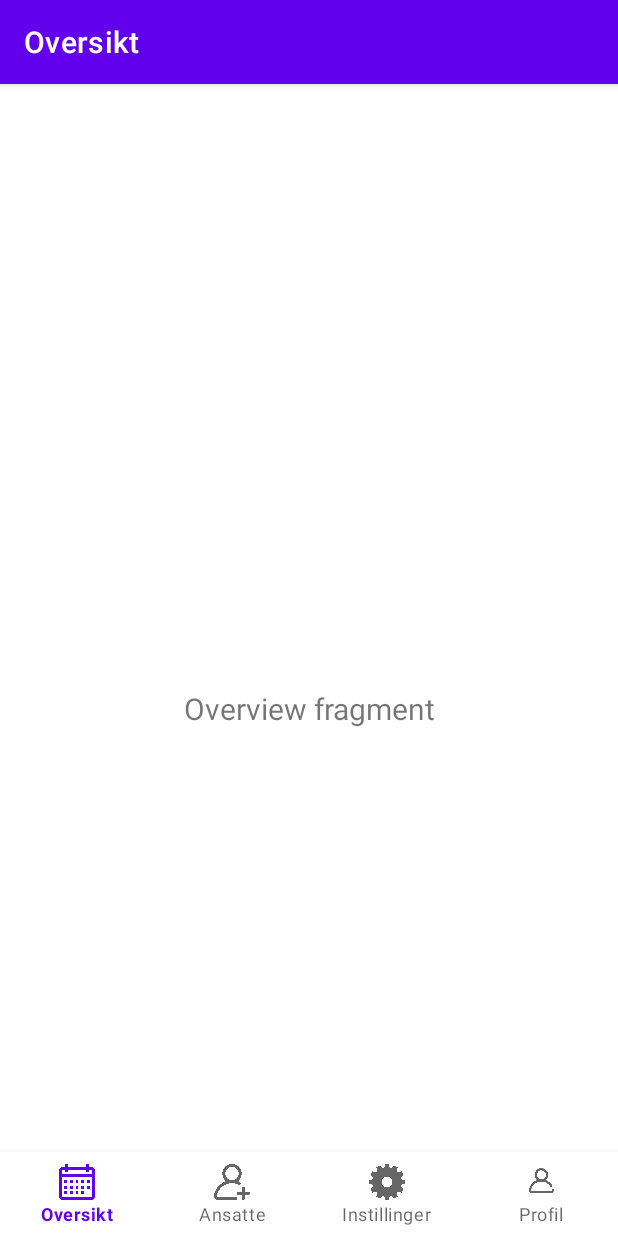
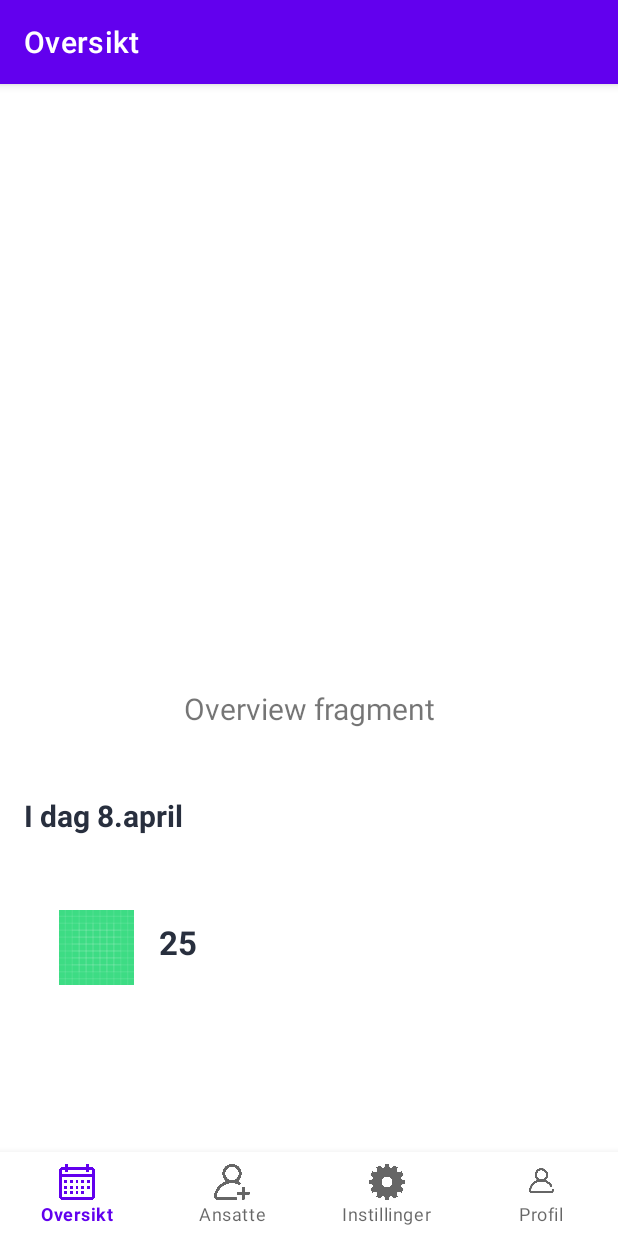
Before and after one commit to lisaantufyeva/IN2000---TEMPS, an Android app: the OverviewFragment screen opened directly, with no data from a screen before it, on a phone screen of 412 x 824 dp. Run offline under Robolectric (Android 15) with nearby library versions, the phone set to English and light mode, and no system bars; our stand-ins replace navigation-ui.

Commit message:
testet å legge til dummy innhold i fragments

```diff
--- a/app/build.gradle
+++ b/app/build.gradle
@@ -30,6 +30,9 @@ android {
     kotlinOptions {
         jvmTarget = '1.8'
     }
+    viewBinding{
+        enabled = true
+    }
 }
 
 dependencies {
--- a/app/src/main/java/com/example/team31/AdminActivity.kt
+++ b/app/src/main/java/com/example/team31/AdminActivity.kt
@@ -10,6 +10,7 @@ import androidx.navigation.ui.setupWithNavController
 
 
 class AdminActivity : AppCompatActivity() {
+
     override fun onCreate(savedInstanceState: Bundle?) {
         super.onCreate(savedInstanceState)
         setContentView(R.layout.activity_admin)
@@ -24,5 +25,6 @@ class AdminActivity : AppCompatActivity() {
         setupActionBarWithNavController(navController, appBarConfiguration)
         navView.setupWithNavController(navController)
 
+
     }
 }
--- a/app/src/main/java/com/example/team31/ui/employees/EmployeesFragment.kt
+++ b/app/src/main/java/com/example/team31/ui/employees/EmployeesFragment.kt
@@ -24,8 +24,8 @@ class EmployeesFragment : Fragment() {
     ): View? {
         employeesViewModel =
             ViewModelProvider(this).get(EmployeesViewModel::class.java)
-        val root = inflater.inflate(R.layout.overview_fragment, container, false)
-        val textView: TextView = root.findViewById(R.id.text_overview)
+        val root = inflater.inflate(R.layout.employees_fragment, container, false)
+        val textView: TextView = root.findViewById(R.id.text_employees)
         employeesViewModel.text.observe(viewLifecycleOwner, Observer {
             textView.text = it
         })
--- a/app/src/main/java/com/example/team31/ui/employees/EmployeesViewModel.kt
+++ b/app/src/main/java/com/example/team31/ui/employees/EmployeesViewModel.kt
@@ -7,7 +7,7 @@ import androidx.lifecycle.ViewModel
 class EmployeesViewModel : ViewModel() {
 
     private val _text = MutableLiveData<String>().apply {
-        value = "This is employees Fragment"
+        value = "employees Fragment"
     }
     val text: LiveData<String> = _text
 }
--- a/app/src/main/java/com/example/team31/ui/overview/OverviewFragment.kt
+++ b/app/src/main/java/com/example/team31/ui/overview/OverviewFragment.kt
@@ -7,6 +7,7 @@ import androidx.fragment.app.Fragment
 import android.view.LayoutInflater
 import android.view.View
 import android.view.ViewGroup
+import android.widget.ImageView
 import android.widget.TextView
 import com.example.team31.R
 
@@ -26,8 +27,18 @@ class OverviewFragment : Fragment() {
             ViewModelProvider(this).get(OverviewViewModel::class.java)
         val root = inflater.inflate(R.layout.overview_fragment, container, false)
         val textView: TextView = root.findViewById(R.id.text_overview)
+        val dateText: TextView = root.findViewById(R.id.date)
+        val degreesText: TextView = root.findViewById(R.id.temp)
+        val icon: ImageView = root.findViewById(R.id.imageView)
+
         overviewViewModel.text.observe(viewLifecycleOwner, Observer {
             textView.text = it
+        })
+        overviewViewModel.date.observe(viewLifecycleOwner, Observer {
+            dateText.text = it
+        })
+        overviewViewModel.degrees.observe(viewLifecycleOwner, Observer {
+            degreesText.text = it
         })
         return root
     }
@@ -37,5 +48,4 @@ class OverviewFragment : Fragment() {
         viewModel = ViewModelProvider(this).get(OverviewViewModel::class.java)
 
     }*/
-
 }
--- a/app/src/main/java/com/example/team31/ui/overview/OverviewViewModel.kt
+++ b/app/src/main/java/com/example/team31/ui/overview/OverviewViewModel.kt
@@ -10,5 +10,14 @@ class OverviewViewModel : ViewModel() {
     private val _text = MutableLiveData<String>().apply {
         value = "Overview fragment"
     }
+    private val _date = MutableLiveData<String>().apply{
+        value = "I dag 8.april"
+    }
+    private val _degrees = MutableLiveData<String>().apply {
+        value = "25"
+    }
+
     val text: LiveData<String> = _text
+    val date: LiveData<String> = _date
+    val degrees: LiveData<String> = _degrees
 }
--- a/app/src/main/java/com/example/team31/ui/profile/ProfileFragment.kt
+++ b/app/src/main/java/com/example/team31/ui/profile/ProfileFragment.kt
@@ -9,6 +9,7 @@ import android.view.View
 import android.view.ViewGroup
 import android.widget.TextView
 import com.example.team31.R
+import com.example.team31.databinding.ProfileFragmentBinding
 
 class ProfileFragment : Fragment() {
 
@@ -16,6 +17,8 @@ class ProfileFragment : Fragment() {
     companion object {
         fun newInstance() = OverviewFragment()
     }*/
+
+    //private var _binding: ProfileFragmentBinding? = null
 
     private lateinit var profileViewModel: ProfileViewModel
 
@@ -25,8 +28,8 @@ class ProfileFragment : Fragment() {
     ): View? {
         profileViewModel =
             ViewModelProvider(this).get(ProfileViewModel::class.java)
-        val root = inflater.inflate(R.layout.overview_fragment, container, false)
-        val textView: TextView = root.findViewById(R.id.text_overview)
+        val root = inflater.inflate(R.layout.profile_fragment, container, false)
+        val textView: TextView = root.findViewById(R.id.text_profile)
         profileViewModel.text.observe(viewLifecycleOwner, Observer {
             textView.text = it
         })
--- a/app/src/main/java/com/example/team31/ui/profile/ProfileViewModel.kt
+++ b/app/src/main/java/com/example/team31/ui/profile/ProfileViewModel.kt
@@ -8,5 +8,6 @@ class ProfileViewModel : ViewModel() {
     private val _text = MutableLiveData<String>().apply {
         value = "Profile fragment"
     }
+
     val text: LiveData<String> = _text
 }
--- a/app/src/main/java/com/example/team31/ui/settings/SettingsFragment.kt
+++ b/app/src/main/java/com/example/team31/ui/settings/SettingsFragment.kt
@@ -25,8 +25,8 @@ class SettingsFragment : Fragment() {
     ): View? {
         settingsViewModel =
             ViewModelProvider(this).get(SettingsViewModel::class.java)
-        val root = inflater.inflate(R.layout.overview_fragment, container, false)
-        val textView: TextView = root.findViewById(R.id.text_overview)
+        val root = inflater.inflate(R.layout.settings_fragment, container, false)
+        val textView: TextView = root.findViewById(R.id.text_settings)
         settingsViewModel.text.observe(viewLifecycleOwner, Observer {
             textView.text = it
         })
--- a/app/src/main/res/layout/overview_fragment.xml
+++ b/app/src/main/res/layout/overview_fragment.xml
@@ -20,4 +20,49 @@
         app:layout_constraintStart_toStartOf="parent"
         app:layout_constraintTop_toTopOf="parent" />
 
+    <TextView
+        android:id="@+id/date"
+        android:layout_width="164dp"
+        android:layout_height="29dp"
+        android:text="@string/date"
+        android:textColor="#282F3E"
+        android:textSize="20sp"
+        android:textStyle="bold"
+        app:layout_constraintBottom_toBottomOf="parent"
+        app:layout_constraintEnd_toEndOf="parent"
+        app:layout_constraintHorizontal_bias="0.064"
+        app:layout_constraintStart_toStartOf="parent"
+        app:layout_constraintTop_toTopOf="parent"
+        app:layout_constraintVertical_bias="0.612" />
+
+    <ImageView
+        android:id="@+id/imageView"
+        android:layout_width="50dp"
+        android:layout_height="50dp"
+        android:contentDescription="@string/weather_icon"
+        android:src="@drawable/ic_launcher_background"
+        app:layout_constraintBottom_toBottomOf="parent"
+        app:layout_constraintEnd_toEndOf="parent"
+        app:layout_constraintHorizontal_bias="0.108"
+        app:layout_constraintStart_toStartOf="parent"
+        app:layout_constraintTop_toBottomOf="@+id/date"
+        app:layout_constraintVertical_bias="0.22" />
+
+    <TextView
+        android:id="@+id/temp"
+        android:layout_width="106dp"
+        android:layout_height="31dp"
+        android:text="@string/degrees"
+        android:textColor="#282F3E"
+        android:textSize="22sp"
+        android:textStyle="bold"
+        app:layout_constraintBottom_toBottomOf="parent"
+        app:layout_constraintEnd_toEndOf="parent"
+        app:layout_constraintHorizontal_bias="0.076"
+        app:layout_constraintStart_toEndOf="@+id/imageView"
+        app:layout_constraintTop_toTopOf="parent"
+        app:layout_constraintVertical_bias="0.737" />
+
+
+
 </androidx.constraintlayout.widget.ConstraintLayout>
--- a/app/src/main/res/values/strings.xml
+++ b/app/src/main/res/values/strings.xml
@@ -4,5 +4,9 @@
     <string name="title_employees">Ansatte</string>
     <string name="title_settings">Instillinger</string>
     <string name="title_profile">Profil</string>
+    <string name="calendar_date">date</string>
+    <string name="degrees">Degrees</string>
+    <string name="weather_icon">weather ikon</string>
+    <string name="date">Date</string>
 
 </resources>
```
